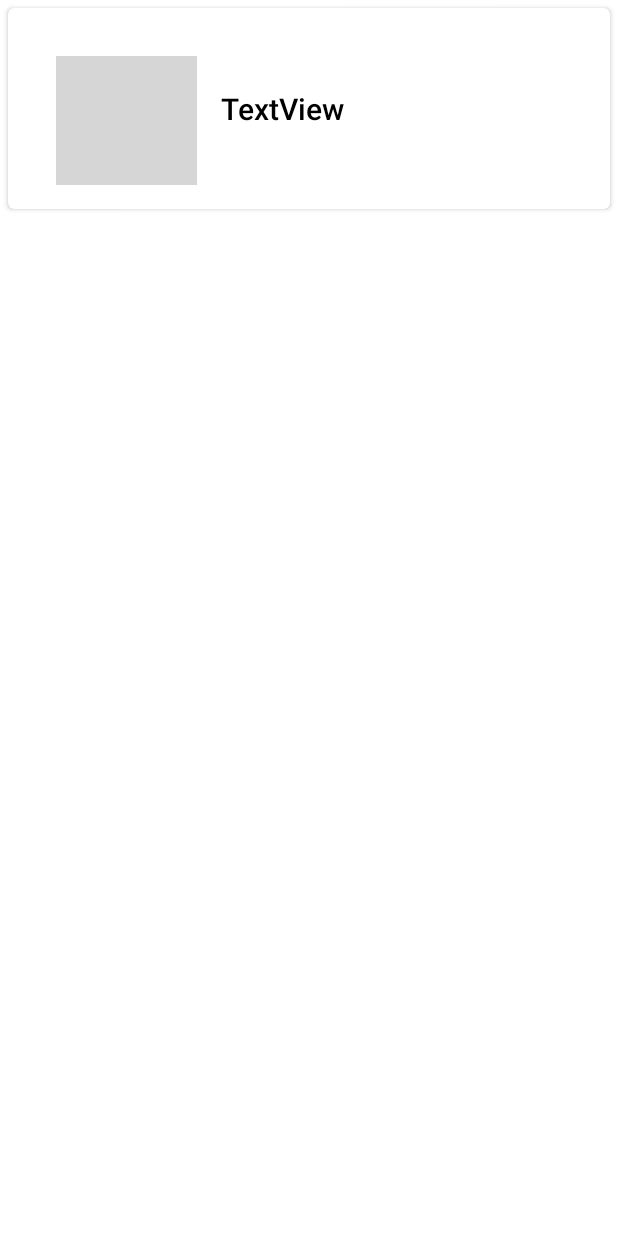
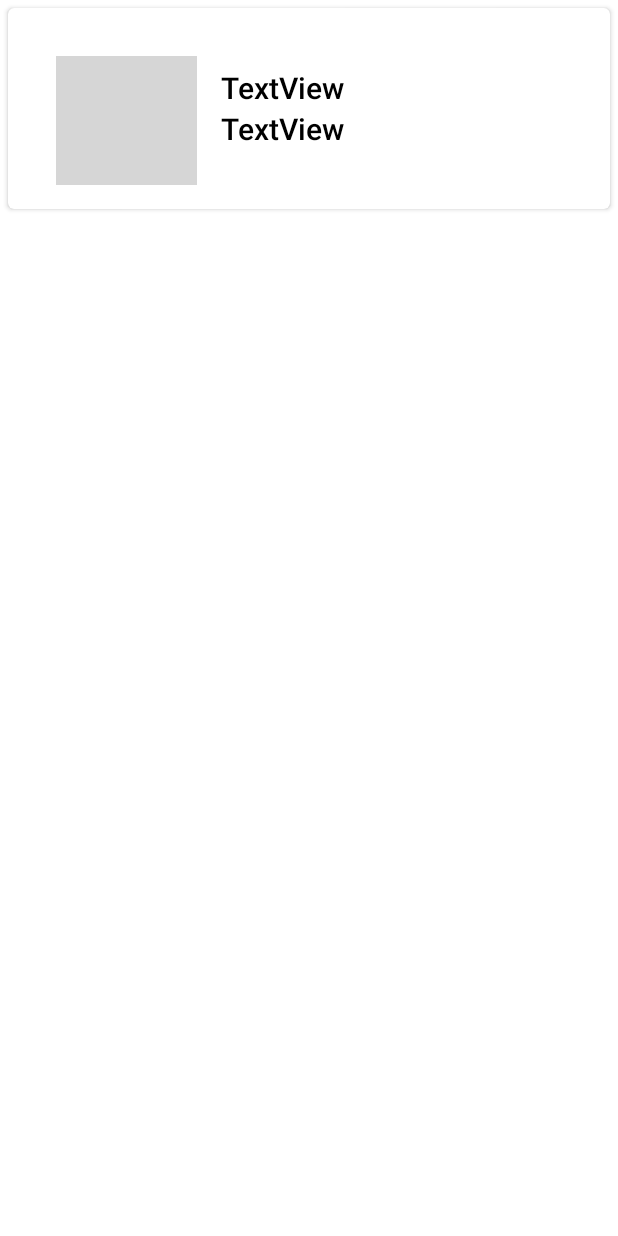
Before and after one commit to CharmiPatel25/C0768448_W2020_MAD3125_FP, an Android app: the layout bill_item.xml on its own in the app's theme, with its tools: preview values and no code run, on a phone screen of 412 x 824 dp. Run offline under Robolectric (Android 15) with nearby library versions, the phone set to English and light mode, and no system bars; grey boxes are pictures that could not be loaded.

Commit message:
Add Bill Date Text View in Bill Details Activity

```diff
--- a/app/src/main/res/layout/bill_item.xml
+++ b/app/src/main/res/layout/bill_item.xml
@@ -39,7 +39,16 @@
                 android:textColor="#000000"
                 android:textSize="20sp"/>
 
-
+            <TextView
+                android:id="@+id/BillDate"
+                android:layout_width="match_parent"
+                android:layout_height="wrap_content"
+                android:fontFamily="sans-serif-medium"
+                android:paddingStart="16dp"
+                android:text="TextView"
+                android:textAlignment="viewStart"
+                android:textColor="#000000"
+                android:textSize="20sp"/>
         </LinearLayout>
     </LinearLayout>
 </androidx.cardview.widget.CardView>
```
